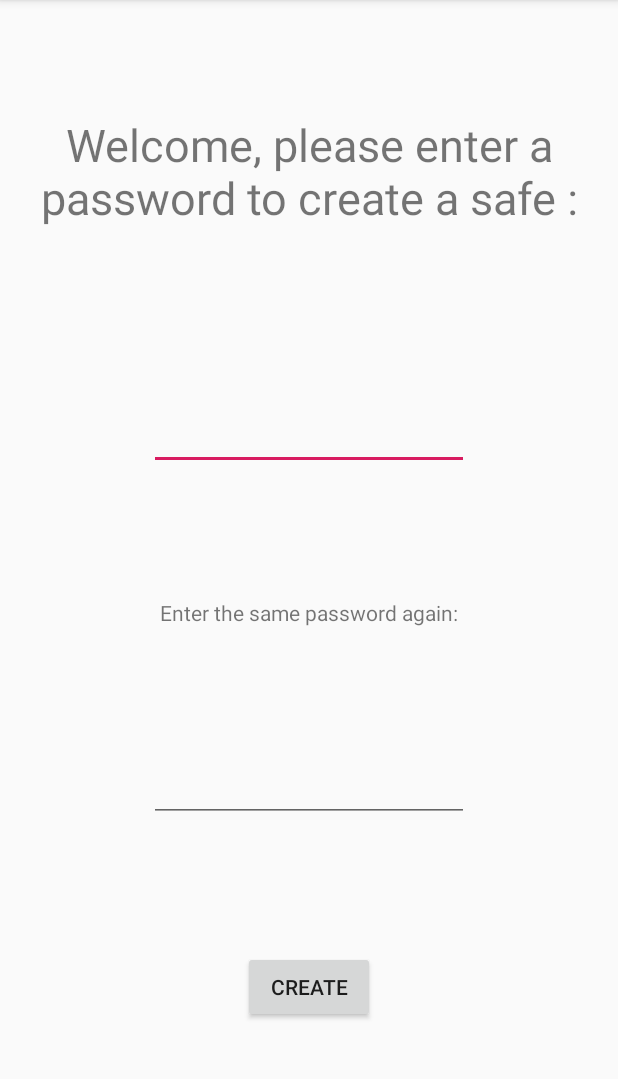
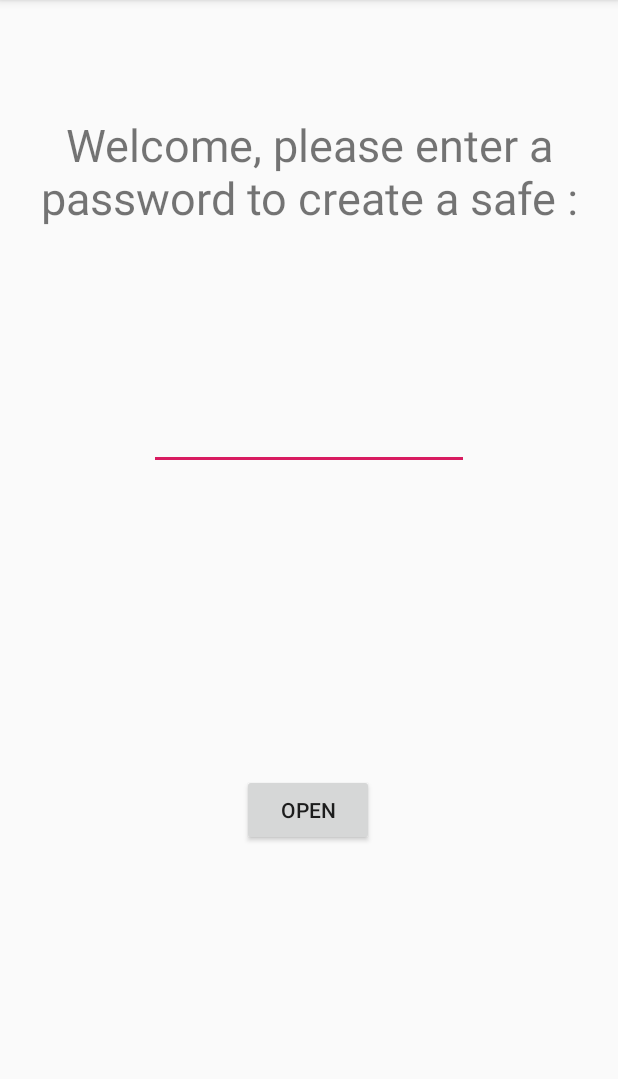
Before and after one commit to Ryjab/cryptographie, an Android app: the screen it shows after launch (MainActivity), on a phone screen of 412 x 824 dp, the part 84-1163 px from its top. Run offline under Robolectric (Android 15) with nearby library versions, the phone set to English and light mode, and no system bars.

Commit message:
Gestion de l'entrée du mdp en cours

```diff
--- a/app/src/main/java/Epita/Marion_Romain/cryptofile/MainActivity.kt
+++ b/app/src/main/java/Epita/Marion_Romain/cryptofile/MainActivity.kt
@@ -4,7 +4,12 @@ import android.content.Intent
 import android.os.Bundle
 import androidx.appcompat.app.AppCompatActivity
 import android.view.View
+import android.widget.EditText
+import android.widget.Toast
+import epita.marion_romain.cryptofile.Crypto.KeyStoreManager
+import epita.marion_romain.cryptofile.Crypto.Masterkey
 import kotlinx.android.synthetic.main.activity_main.*
+import java.lang.Exception
 
 class MainActivity : AppCompatActivity(), View.OnClickListener {
 
@@ -12,13 +17,33 @@ class MainActivity : AppCompatActivity(), View.OnClickListener {
         super.onCreate(savedInstanceState)
         setContentView(R.layout.activity_main)
         createbutton.setOnClickListener(this@MainActivity)
+        var passwd = findViewById(R.id.passwordin) as EditText
+
+        var originIntent = intent
+        // extract data from the intent
+        try {
+            var message = originIntent.getStringExtra("MESSAGE").toByteArray()
+            Toast.makeText(this,message.toString(),Toast.LENGTH_SHORT).show()
+        }
+        catch (E : Exception){}
     }
 
     override fun onClick(v: View?) {
-        if (v != null && v.id == R.id.createbutton) {
-            var explicitIntent = Intent(this, Main2Activity::class.java)
-            startActivity(explicitIntent)
+        if (v != null) {
+            if ( v.id == R.id.createbutton) {
+                //Check if password field is not empty
+                if (passwordin.text.isNotEmpty() && passwordin.text.isNotBlank())
+                {
+                    var explicitIntent = Intent(this, Main2Activity::class.java)
+                    explicitIntent.putExtra("MESSAGE", passwordin.text)
+                    startActivity(explicitIntent)
+                }
+                else{
+                    Toast.makeText(this, "Password cannot be empty", Toast.LENGTH_SHORT).show()
+                }
 
+
+            }
         }
     }
 }
--- a/app/src/main/res/layout/activity_main.xml
+++ b/app/src/main/res/layout/activity_main.xml
@@ -20,7 +20,7 @@
         app:layout_constraintVertical_bias="0.11" />
 
     <EditText
-        android:id="@+id/editText"
+        android:id="@+id/passwordin"
         android:layout_width="wrap_content"
         android:layout_height="wrap_content"
         android:layout_marginTop="116dp"
@@ -32,36 +32,15 @@
         app:layout_constraintTop_toBottomOf="@+id/textView2"
         app:layout_constraintVertical_bias="0.0" />
 
-    <EditText
-        android:id="@+id/editText2"
-        android:layout_width="wrap_content"
-        android:layout_height="wrap_content"
-        android:ems="10"
-        android:inputType="textPassword"
-        app:layout_constraintBottom_toBottomOf="parent"
-        app:layout_constraintEnd_toEndOf="parent"
-        app:layout_constraintStart_toStartOf="parent"
-        app:layout_constraintTop_toBottomOf="@+id/editText"
-        app:layout_constraintVertical_bias="0.462" />
-
-    <TextView
-        android:id="@+id/textView3"
-        android:layout_width="wrap_content"
-        android:layout_height="wrap_content"
-        android:text="Enter the same password again:"
-        app:layout_constraintBottom_toTopOf="@+id/editText2"
-        app:layout_constraintEnd_toEndOf="parent"
-        app:layout_constraintStart_toStartOf="parent"
-        app:layout_constraintTop_toBottomOf="@+id/editText" />
-
     <Button
         android:id="@+id/createbutton"
         android:layout_width="wrap_content"
         android:layout_height="wrap_content"
-        android:text="Create"
+        android:layout_marginBottom="204dp"
+        android:text="Open"
         app:layout_constraintBottom_toBottomOf="parent"
         app:layout_constraintEnd_toEndOf="parent"
-        app:layout_constraintStart_toStartOf="parent"
-        app:layout_constraintTop_toBottomOf="@+id/editText2" />
+        app:layout_constraintHorizontal_bias="0.498"
+        app:layout_constraintStart_toStartOf="parent" />
 
 </androidx.constraintlayout.widget.ConstraintLayout>
```
Also changed, not shown: app/src/main/java/Epita/Marion_Romain/cryptofile/Main2Activity.kt (+20 -2 lines).
